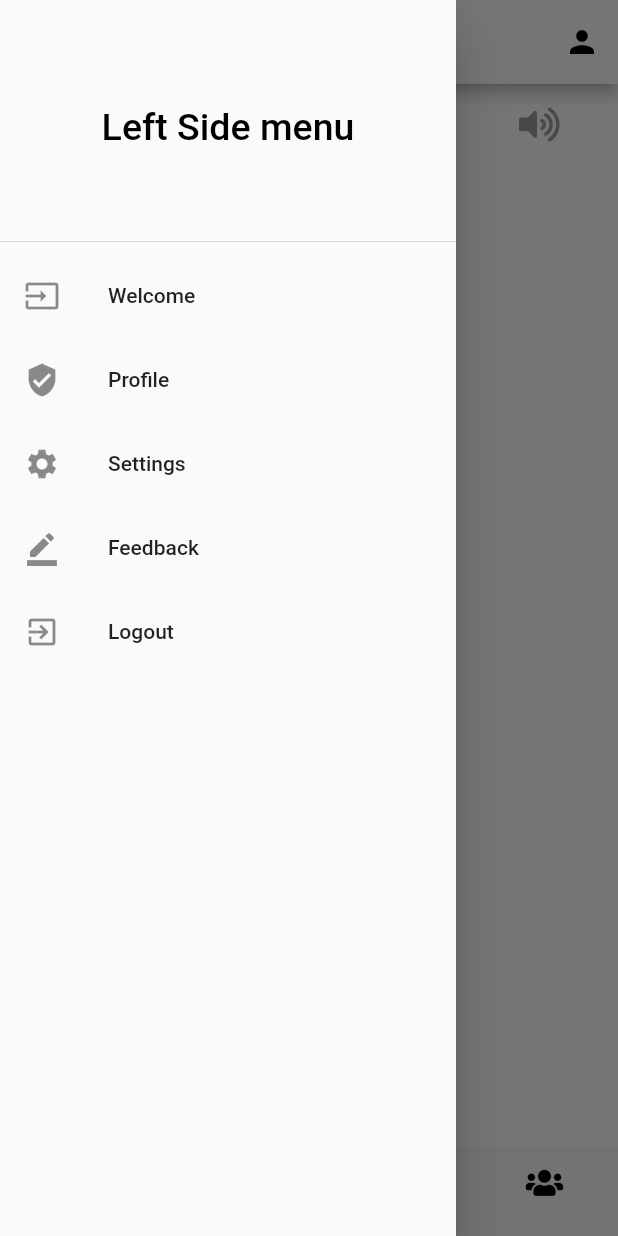
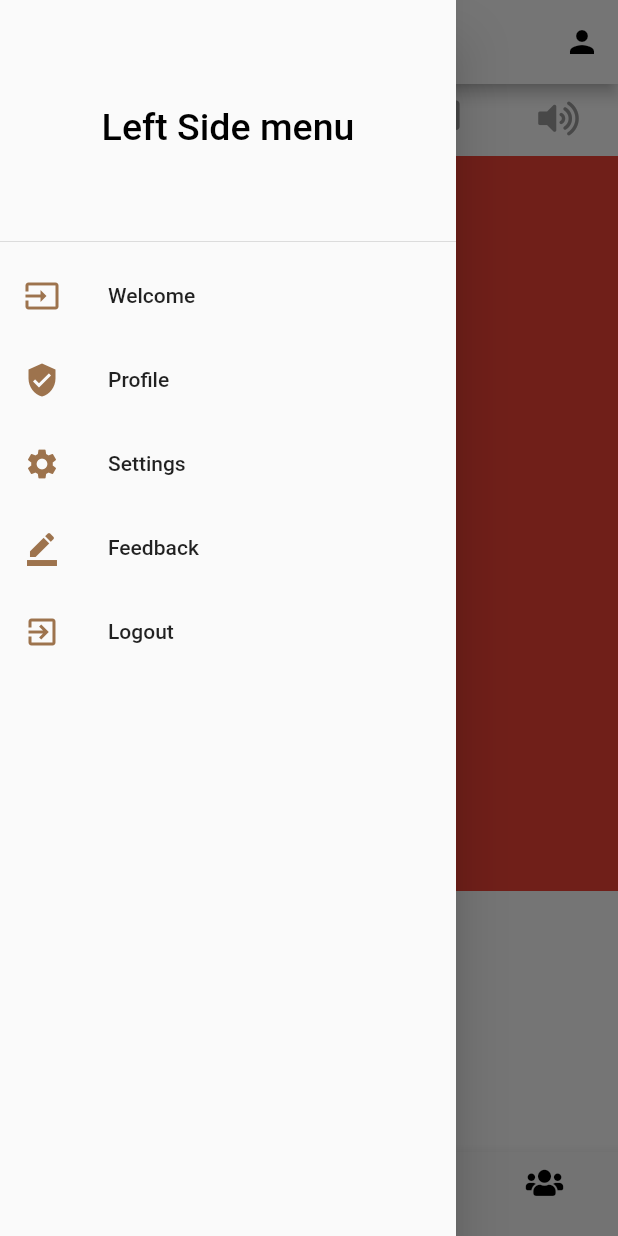
Before and after one commit to gLuColte/Flutter-Online-SmartHomeApp, a Flutter app: the screen it shows after launch, with the side drawer open, on a phone screen of 412 x 824 dp. Run offline on Flutter 3.47's test engine with Material 2 defaults, Android fonts, the phone set to English and light mode, and no system bars; our stand-ins replace font_awesome_flutter; missing offline and left inert: flutter_knob.

```diff
--- a/lib/screens/home_screen.dart
+++ b/lib/screens/home_screen.dart
@@ -1,6 +1,6 @@
 import 'package:flutter/material.dart';
 import 'package:font_awesome_flutter/font_awesome_flutter.dart';
-import 'package:smart_home_app/main.dart';
+import 'package:flutter_knob/flutter_knob.dart';
 
 class HomeScreen extends StatefulWidget {
   @override
@@ -8,21 +8,6 @@ class HomeScreen extends StatefulWidget {
 }
 
 class _HomeScreenState extends State<HomeScreen> {
-  // Drawer
-  GlobalKey<ScaffoldState> _drawerKey = GlobalKey();
-
-  // Build Bottom Bar Items
-  BottomNavigationBarItem _buildBottomItem({IconData icon}){
-    return BottomNavigationBarItem(
-        icon: Icon(
-          icon,
-          size: 20.0,
-          color: Colors.black,
-        ),
-        title: SizedBox.shrink()
-    );
-  }
-
   @override
   Widget build(BuildContext context) {
     return SafeArea(
@@ -32,10 +17,13 @@ class _HomeScreenState extends State<HomeScreen> {
         appBar: AppBar(
           backgroundColor: Colors.white,
           leading: Builder(
-            builder: (context){
+            builder: (context) {
               return IconButton(
-                icon: Icon(FontAwesomeIcons.list, color: Colors.black,),
-                onPressed: (){
+                icon: Icon(
+                  FontAwesomeIcons.list,
+                  color: Colors.black,
+                ),
+                onPressed: () {
                   Scaffold.of(context).openDrawer();
                 },
               );
@@ -43,10 +31,13 @@ class _HomeScreenState extends State<HomeScreen> {
           ),
           actions: <Widget>[
             Builder(
-              builder: (context){
+              builder: (context) {
                 return IconButton(
-                  icon: Icon(Icons.person, color: Colors.black,),
-                  onPressed: (){
+                  icon: Icon(
+                    Icons.person,
+                    color: Colors.black,
+                  ),
+                  onPressed: () {
                     Scaffold.of(context).openEndDrawer();
                   },
                 );
@@ -54,17 +45,14 @@ class _HomeScreenState extends State<HomeScreen> {
             )
           ],
         ),
+
         body: Column(
           children: <Widget>[
-            Expanded(
-              child: DefaultTabController(
+            DefaultTabController(
                 length: 5,
-                child: Scaffold(
-                  appBar: AppBar(
-                    bottomOpacity: 0.0,
-                    elevation: 0.0,
-                    backgroundColor: Colors.transparent,
-                    title: TabBar(
+                child: Column(
+                  children: <Widget>[
+                    TabBar(
                       unselectedLabelColor: Colors.grey,
                       labelColor: Theme.of(context).accentColor,
                       tabs: <Widget>[
@@ -74,9 +62,13 @@ class _HomeScreenState extends State<HomeScreen> {
                         Tab(icon: Icon(FontAwesomeIcons.tv)),
                         Tab(icon: Icon(FontAwesomeIcons.volumeUp)),
                       ],
-                    )
                     ),
-                  body: TabBarView(
+                    // Needed a Sized box as TabBarView requires Finite?
+                    SizedBox(
+                      height: 490.0,
+                      child: Container(
+                        color: Colors.red,
+                        child: TabBarView(
                           children: <Widget>[
                             Icon(Icons.apps),
                             Icon(Icons.apps),
@@ -87,18 +79,21 @@ class _HomeScreenState extends State<HomeScreen> {
                         ),
                       ),
                     )
+                  ],
+                ),
+
             ),
           ],
         ),
+
         // TODO: Need to be replaced with a Clickable widget that opens to another window
         bottomNavigationBar: BottomNavigationBar(
-
           type: BottomNavigationBarType.fixed,
           items: [
-            _buildBottomItem(icon: FontAwesomeIcons.home),
-            _buildBottomItem(icon: FontAwesomeIcons.wallet),
-            _buildBottomItem(icon: FontAwesomeIcons.comments),
-            _buildBottomItem(icon: FontAwesomeIcons.users),
+            buildBottomItem(icon: FontAwesomeIcons.home),
+            buildBottomItem(icon: FontAwesomeIcons.wallet),
+            buildBottomItem(icon: FontAwesomeIcons.comments),
+            buildBottomItem(icon: FontAwesomeIcons.users),
           ],
         ),
       ),
@@ -106,15 +101,30 @@ class _HomeScreenState extends State<HomeScreen> {
   }
 }
 
-class leadDrawer extends StatelessWidget {
 // Build Bottom Bar Items
-  ListTile _buildTile({BuildContext context, IconData icon, String text}){
+BottomNavigationBarItem buildBottomItem({IconData icon}) {
+  return BottomNavigationBarItem(
+      icon: Icon(
+        icon,
+        size: 20.0,
+        color: Colors.black,
+      ),
+      title: SizedBox.shrink());
+}
+
+// Build Bottom Bar Items
+ListTile buildTile({BuildContext context, IconData icon, String text}) {
   return ListTile(
-        leading: Icon(icon,),
+    leading: Icon(
+      icon,
+      color: Theme.of(context).accentColor,
+    ),
     title: Text(text),
     onTap: () => {Navigator.of(context).pop()},
   );
 }
+
+class leadDrawer extends StatelessWidget {
   @override
   Widget build(BuildContext context) {
     return Drawer(
@@ -129,11 +139,13 @@ class leadDrawer extends StatelessWidget {
               ),
             ),
           ),
-          _buildTile(context: context, icon : Icons.input, text: 'Welcome'),
-          _buildTile(context: context, icon : Icons.verified_user, text: 'Profile'),
-          _buildTile(context: context, icon : Icons.settings, text: 'Settings'),
-          _buildTile(context: context, icon : Icons.border_color, text: 'Feedback'),
-          _buildTile(context: context, icon : Icons.exit_to_app, text: 'Logout'),
+          buildTile(context: context, icon: Icons.input, text: 'Welcome'),
+          buildTile(
+              context: context, icon: Icons.verified_user, text: 'Profile'),
+          buildTile(context: context, icon: Icons.settings, text: 'Settings'),
+          buildTile(
+              context: context, icon: Icons.border_color, text: 'Feedback'),
+          buildTile(context: context, icon: Icons.exit_to_app, text: 'Logout'),
         ],
       ),
     );
@@ -141,34 +153,41 @@ class leadDrawer extends StatelessWidget {
 }
 
 class endDrawer extends StatelessWidget {
-  // Build Bottom Bar Items
-  ListTile _buildTile({BuildContext context, IconData icon, String text}){
-    return ListTile(
-      leading: Icon(icon,),
-      title: Text(text),
-      onTap: () => {Navigator.of(context).pop()},
-    );
-  }
   @override
   Widget build(BuildContext context) {
-    return Drawer(
+    return SizedBox(
+      width: 200,
+      child: Drawer(
         child: ListView(
           padding: EdgeInsets.zero,
           children: <Widget>[
             DrawerHeader(
               child: Center(
-              child: Text(
-                'Right Side menu',
-                style: TextStyle(color: Colors.black, fontSize: 25),
+                  child: Column(
+                mainAxisAlignment: MainAxisAlignment.spaceBetween,
+                children: <Widget>[
+                  CircleAvatar(
+                    radius: 50.0,
+                    backgroundImage:
+                        NetworkImage('http://i.imgur.com/zL4Krbz.jpg'),
                   ),
+                  Text(
+                    'Jonathan',
+                    style: TextStyle(fontSize: 20),
+                  )
+                ],
+              )),
             ),
+            buildTile(context: context, icon: Icons.input, text: 'Welcome'),
+            buildTile(
+                context: context, icon: Icons.verified_user, text: 'Profile'),
+            buildTile(context: context, icon: Icons.settings, text: 'Settings'),
+            buildTile(
+                context: context, icon: Icons.border_color, text: 'Feedback'),
+            buildTile(
+                context: context, icon: Icons.exit_to_app, text: 'Logout'),
+          ],
         ),
-          _buildTile(context: context, icon : Icons.input, text: 'Welcome'),
-          _buildTile(context: context, icon : Icons.verified_user, text: 'Profile'),
-          _buildTile(context: context, icon : Icons.settings, text: 'Settings'),
-          _buildTile(context: context, icon : Icons.border_color, text: 'Feedback'),
-          _buildTile(context: context, icon : Icons.exit_to_app, text: 'Logout'),
-        ],
       ),
     );
   }
--- a/pubspec.yaml
+++ b/pubspec.yaml
@@ -24,6 +24,7 @@ dependencies:
   # Use with the CupertinoIcons class for iOS style icons.
   cupertino_icons: ^0.1.2
   font_awesome_flutter: ^8.5.0
+  flutter_knob:
 
 dev_dependencies:
   flutter_test:
```
Also changed, not shown: pubspec.lock. Lines whose indentation alone changed are shown as unchanged.
